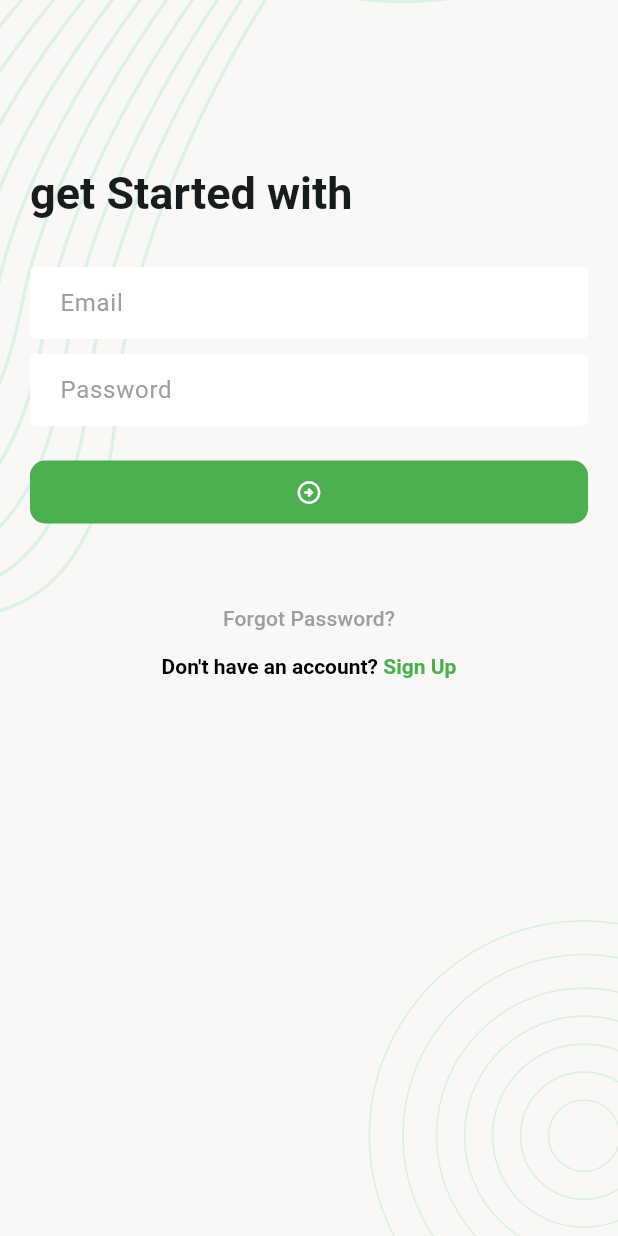
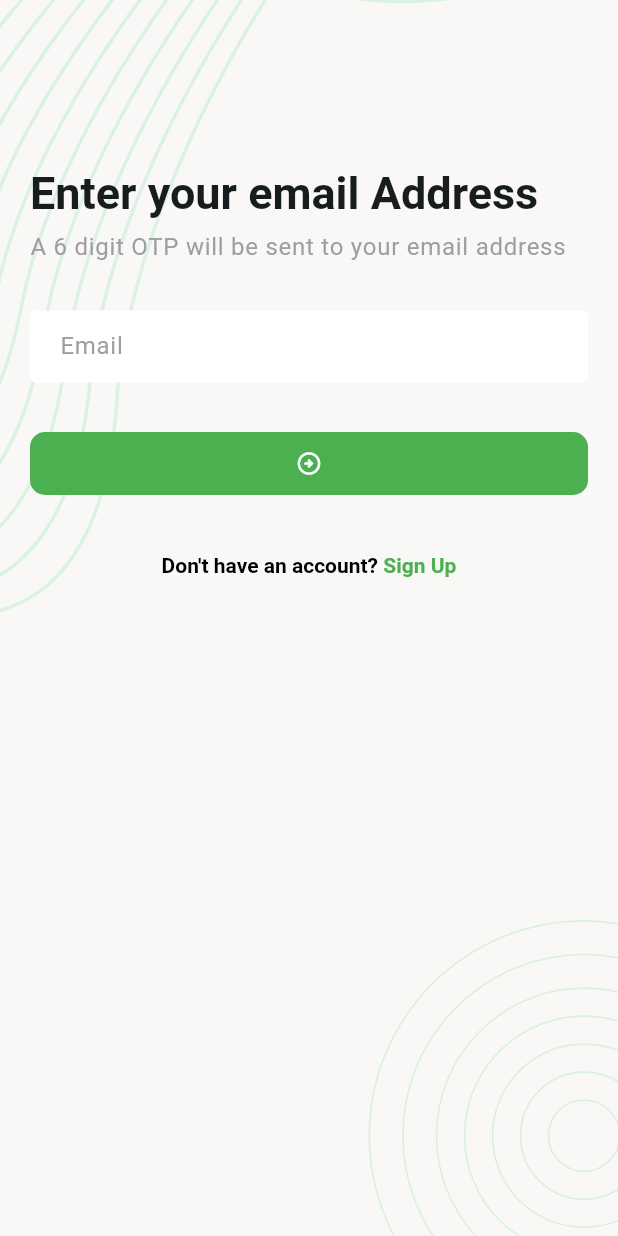
Before and after one commit to MIR-RIAZUL/task_manager, a Flutter app: the screen it shows after launch, after a tap on "Forgot Password?", on a phone screen of 412 x 824 dp. Run offline on Flutter 3.47's test engine with Material 3 defaults, Android fonts, the phone set to English and light mode, and no system bars; our stand-ins replace flutter_svg.

Commit message:
Add Forgot Password verification screen and link from Login screen

```diff
--- /dev/null
+++ b/lib/UI/screen/forgot_password_verify_email_screen.dart
@@ -0,0 +1,101 @@
+import 'package:flutter/gestures.dart';
+import 'package:flutter/material.dart';
+import 'package:task_manager/UI/widgets/screen_backround.dart';
+
+import 'Sign_up_screen.dart';
+
+class ForgotPasswordVerifyEmailScreen extends StatefulWidget {
+  const ForgotPasswordVerifyEmailScreen({super.key});
+
+  @override
+  State<ForgotPasswordVerifyEmailScreen> createState() =>
+      _ForgotPasswordVerifyEmailScreenState();
+}
+
+class _ForgotPasswordVerifyEmailScreenState
+    extends State<ForgotPasswordVerifyEmailScreen> {
+  final TextEditingController _emailController = TextEditingController();
+  final GlobalKey<FormState> _formKey = GlobalKey<FormState>();
+
+  @override
+  Widget build(BuildContext context) {
+    return Scaffold(
+      body: ScreenBackround(
+        child: SingleChildScrollView(
+          child: Padding(
+            padding: const EdgeInsets.all(20),
+            child: Form(
+              key: _formKey,
+              child: Column(
+                crossAxisAlignment: CrossAxisAlignment.start,
+                children: [
+                  const SizedBox(height: 90),
+                  Text(
+                    "Enter your email Address",
+                    style: Theme.of(context).textTheme.titleLarge,
+                  ),
+                  const SizedBox(height: 5),
+                  Text(
+                    "A 6 digit OTP will be sent to your email address",
+                    style: Theme.of(
+                      context,
+                    ).textTheme.bodyLarge?.copyWith(color: Colors.grey),
+                  ),
+                  const SizedBox(height: 30),
+                  TextFormField(
+                    controller: _emailController,
+
+                    decoration: InputDecoration(hintText: "Email"),
+                  ),
+                  const SizedBox(height: 10),
+
+                  const SizedBox(height: 20),
+                  FilledButton(
+                    onPressed: () {},
+                    child: Icon(Icons.arrow_circle_right_outlined),
+                  ),
+                  const SizedBox(height: 36),
+                  Center(
+                    child: RichText(
+                      text: TextSpan(
+                        style: TextStyle(
+                          color: Colors.black,
+                          fontWeight: FontWeight.w600,
+                        ),
+                        text: "Don't have an account? ",
+                        children: [
+                          TextSpan(
+                            text: "Sign Up",
+                            style: TextStyle(color: Colors.green),
+                            recognizer: TapGestureRecognizer()
+                              ..onTap = _onTapSignUpButton,
+                          ),
+                        ],
+                      ),
+                    ),
+                  ),
+                ],
+              ),
+            ),
+          ),
+        ),
+      ),
+    );
+  }
+
+  void _onTapSignUpButton() {
+    // Navigate to the Sign Up screen
+    Navigator.push(
+      context,
+      MaterialPageRoute(
+        builder: (context) => SignUpScreen(),
+      ), // Replace with actual SignUpScreen
+    );
+  }
+
+  @override
+  void dispose() {
+    _emailController.dispose();
+    super.dispose();
+  }
+}
--- a/lib/UI/screen/login_screen.dart
+++ b/lib/UI/screen/login_screen.dart
@@ -3,6 +3,7 @@ import 'package:flutter/material.dart';
 import 'package:task_manager/UI/widgets/screen_backround.dart';
 
 import 'Sign_up_screen.dart';
+import 'forgot_password_verify_email_screen.dart';
 
 class LoginScreen extends StatefulWidget {
   const LoginScreen({super.key});
@@ -55,7 +56,7 @@ class _LoginScreenState extends State<LoginScreen> {
                     child: Column(
                       children: [
                         TextButton(
-                          onPressed: () {},
+                          onPressed: _onTapForgotPassword,
                           child: Text(
                             "Forgot Password?",
                             style: TextStyle(color: Colors.grey),
@@ -101,6 +102,15 @@ class _LoginScreenState extends State<LoginScreen> {
     );
   }
 
+  void _onTapForgotPassword() {
+    Navigator.push(
+      context,
+      MaterialPageRoute(
+        builder: (context) => ForgotPasswordVerifyEmailScreen(),
+      ), // Replace with actual SignUpScreen
+    );
+  }
+
   @override
   void dispose() {
     _emailController.dispose();
```
